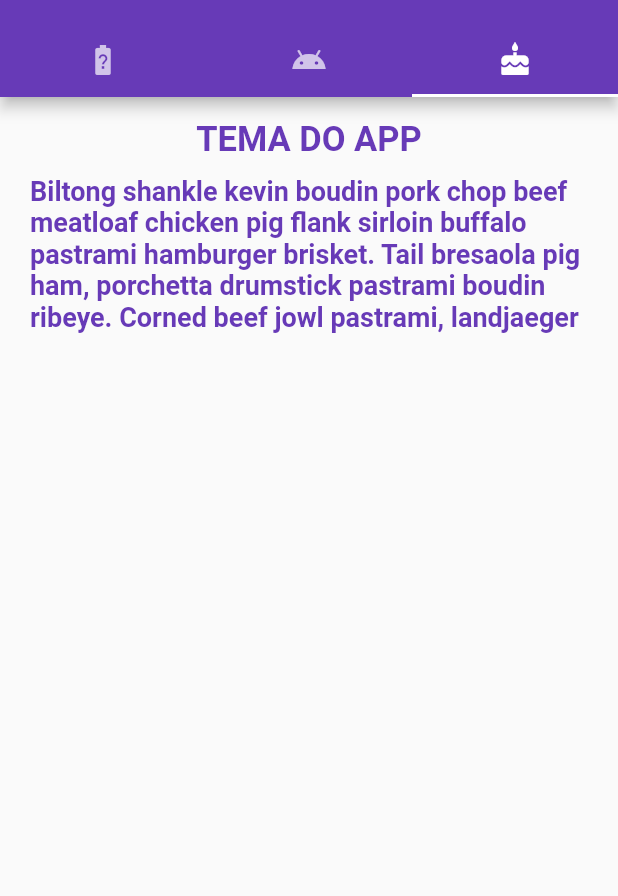
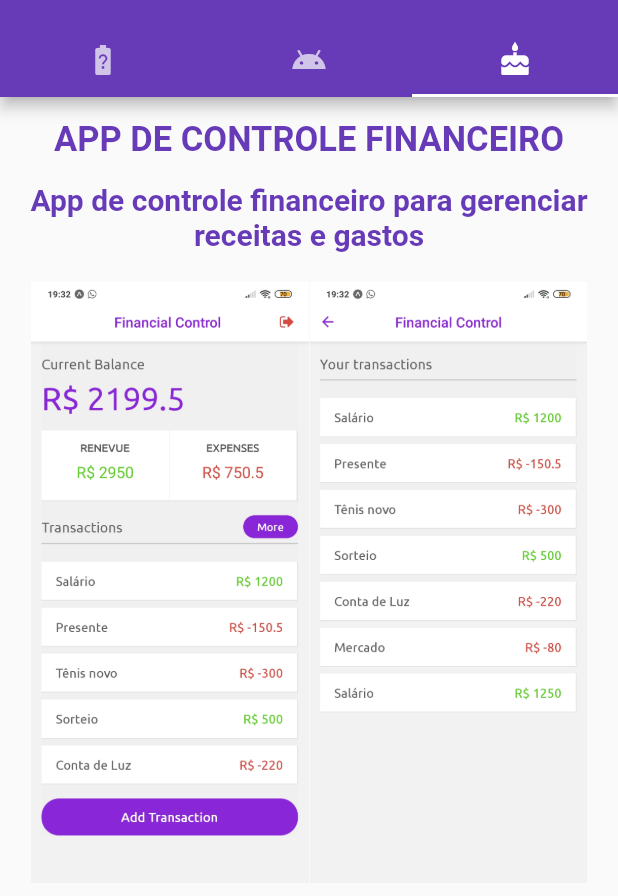
Before and after one commit to victorpereira01/prog-mobile-si700, a Flutter app: the screen it shows after launch, tab 3 chosen, on a phone screen of 412 x 824 dp, the part 59-955 px from its top. Run offline on Flutter 3.47's test engine with Material 2 defaults, Android fonts, the phone set to English and light mode, and no system bars.

Commit message:
Aba do projeto

```diff
--- a/lib/main.dart
+++ /dev/null
@@ -1,160 +0,0 @@
-import 'package:flutter/material.dart';
-
-void main() {
-  runApp(MyApp());
-}
-
-class MyApp extends StatelessWidget {
-  // This widget is the root of your application.
-  @override
-  Widget build(BuildContext context) {
-    return MaterialApp(
-      title: 'Primeiro App',
-      theme: ThemeData(
-        primarySwatch: Colors.deepPurple,
-        visualDensity: VisualDensity.adaptivePlatformDensity,
-      ),
-      home: DefaultTabController(
-        length: 3,
-        child: MyFirstApp(),
-      ),
-    );
-  }
-}
-
-class MyFirstApp extends StatelessWidget {
-  @override
-  Widget build(BuildContext context) {
-    return Scaffold(
-        appBar: AppBar(
-          title: Text("Primeiro App"),
-          bottom: TabBar(tabs: [
-            Tab(icon: Icon(Icons.battery_unknown)),
-            Tab(icon: Icon(Icons.android)),
-            Tab(icon: Icon(Icons.cake))
-          ]),
-        ),
-        body: TabBarView(children: [
-          Center(child: generateVictorView()),
-          Center(child: generateAlexandreView()),
-          Center(child: generateTrabalhoView()),
-        ]));
-  }
-}
-
-Widget generateVictorView() {
-  return Center(
-      child: Column(
-    children: [
-      Container(
-        margin: EdgeInsets.only(top: 15),
-        child: Text(
-          "Victor Pereira Cordeiro - 206588",
-          style: TextStyle(
-              fontSize: 23,
-              fontWeight: FontWeight.bold,
-              color: Colors.deepPurple),
-        ),
-      ),
-      Text(
-        "TADS - 6º semestre",
-        style: TextStyle(
-            fontSize: 20,
-            fontWeight: FontWeight.bold,
-            color: Colors.deepPurple),
-      ),
-      Container(
-          decoration: BoxDecoration(
-              shape: BoxShape.circle,
-              border: Border.all(color: Colors.deepPurple, width: 5)),
-          margin: EdgeInsets.only(right: 80, left: 80, top: 10),
-          child: ClipRRect(
-              borderRadius: BorderRadius.circular(200),
-              child: Image.asset('assets/images/victor.jpg'))),
-      Padding(
-          padding: EdgeInsets.all(20),
-          child: Text(
-              "Atualmente trabalho com Desenvolvimento Web, minha principal stack é "
-              "Java com Spring no back-end e no front-end quase sempre React e React Native, "
-              "tenho pouquíssima experiência com mobile e é a primeira vez que vejo Flutter. No meu tempo "
-              "livre gosto de tocar violão e jogar games.",
-              style: TextStyle(
-                  fontSize: 18,
-                  fontWeight: FontWeight.bold,
-                  color: Colors.deepPurple)))
-    ],
-  ));
-}
-
-Widget generateAlexandreView() {
-  return Center(
-      child: Column(
-    children: [
-      Container(
-        margin: EdgeInsets.only(top: 15),
-        child: Text(
-          "Alexandre Queiroz - 212344",
-          style: TextStyle(
-              fontSize: 23, fontWeight: FontWeight.bold, color: Colors.indigo),
-        ),
-      ),
-      Text(
-        "TADS - 6º semestre",
-        style: TextStyle(
-            fontSize: 20, fontWeight: FontWeight.bold, color: Colors.indigo),
-      ),
-      Container(
-          decoration: BoxDecoration(
-              shape: BoxShape.circle,
-              border: Border.all(color: Colors.indigo, width: 5)),
-          margin: EdgeInsets.only(right: 80, left: 80, top: 10),
-          child: ClipRRect(
-              borderRadius: BorderRadius.circular(200),
-              child: Image.asset('assets/images/alexandre.jpg'))),
-      Padding(
-          padding: EdgeInsets.all(20),
-          child: Text(
-              "No momento não estou estágiando nem trabalhando, mas minha principal área de "
-              "atuação é a de Suporte que foi a área que eu estagiei para concluir meu técnico. "
-              "Eu não sou o maior fã de programação, mas procuro saber um pouco sobre diversas "
-              "linguagens, para o caso de eu eventualmente ter uma ideia que eu mesmo queira "
-              "transformar em um software. No meu tempo livre, o que eu mais gosto de fazer é "
-              "jogar, ouvir música e antes da quarentena, gostava de caminhar.",
-              style: TextStyle(
-                  fontSize: 18,
-                  fontWeight: FontWeight.bold,
-                  color: Colors.indigo)))
-    ],
-  ));
-}
-
-Widget generateTrabalhoView() {
-  return Center(
-    child: Column(
-      children: [
-        Container(
-          padding: EdgeInsets.only(top: 15),
-          child: Text(
-            "TEMA DO APP",
-            style: TextStyle(
-                fontSize: 23,
-                fontWeight: FontWeight.bold,
-                color: Colors.deepPurple),
-          ),
-        ),
-        Padding(
-          padding: EdgeInsets.only(right: 20, left: 20, top: 10),
-          child: Text(
-            "Biltong shankle kevin boudin pork chop beef meatloaf chicken pig flank "
-            "sirloin buffalo pastrami hamburger brisket. Tail bresaola pig ham, porchetta "
-            "drumstick pastrami boudin ribeye. Corned beef jowl pastrami, landjaeger ",
-            style: TextStyle(
-                fontSize: 18,
-                fontWeight: FontWeight.bold,
-                color: Colors.deepPurple),
-          ),
-        )
-      ],
-    ),
-  );
-}
--- a/primeiro_app/lib/main.dart
+++ b/primeiro_app/lib/main.dart
@@ -135,7 +135,7 @@ Widget generateTrabalhoView() {
         Container(
           padding: EdgeInsets.only(top: 15),
           child: Text(
-            "TEMA DO APP",
+            "APP DE CONTROLE FINANCEIRO",
             style: TextStyle(
                 fontSize: 23,
                 fontWeight: FontWeight.bold,
@@ -143,17 +143,29 @@ Widget generateTrabalhoView() {
           ),
         ),
         Padding(
-          padding: EdgeInsets.only(right: 20, left: 20, top: 10),
-          child: Text(
-            "Biltong shankle kevin boudin pork chop beef meatloaf chicken pig flank "
-            "sirloin buffalo pastrami hamburger brisket. Tail bresaola pig ham, porchetta "
-            "drumstick pastrami boudin ribeye. Corned beef jowl pastrami, landjaeger ",
-            style: TextStyle(
-                fontSize: 18,
-                fontWeight: FontWeight.bold,
-                color: Colors.deepPurple),
-          ),
-        )
+            padding: EdgeInsets.only(right: 20, left: 20, top: 15),
+            child: Column(
+              children: [
+                Text(
+                  "App de controle financeiro para gerenciar receitas e gastos",
+                  textAlign: TextAlign.center,
+                  style: TextStyle(
+                      fontSize: 20,
+                      fontWeight: FontWeight.bold,
+                      color: Colors.deepPurple),
+                ),
+                Container(
+                  padding: EdgeInsets.only(top: 20),
+                  child: Row(
+                    mainAxisAlignment: MainAxisAlignment.spaceEvenly,
+                    children: [
+                      Image.asset('assets/images/main.jpg', width: 185),
+                      Image.asset('assets/images/list.jpg', width: 185),
+                    ],
+                  ),
+                )
+              ],
+            ))
       ],
     ),
   );
```
Also changed, not shown: assets/images/alexandre.jpg (deleted), assets/images/victor.jpg (deleted), primeiro_app/assets/images/list.jpg (added), primeiro_app/assets/images/main.jpg (added).
